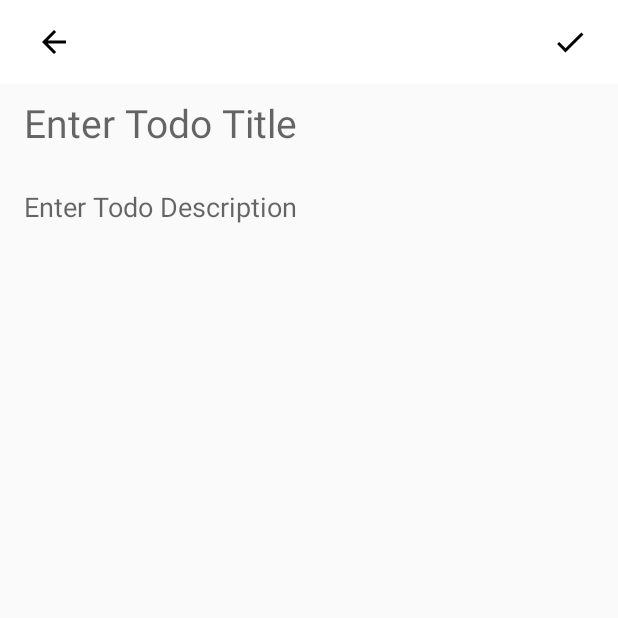
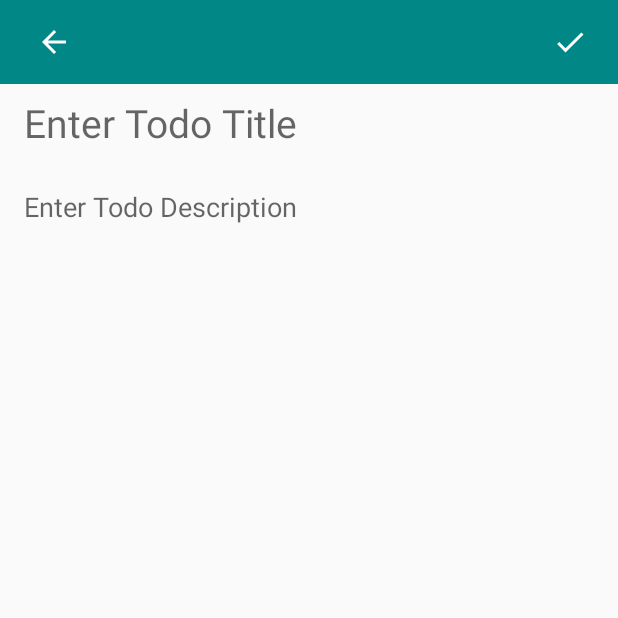
Before and after one commit to ImashaWijewardane/Task-Management-App, an Android app built with Jetpack Compose: the AddTodoActivity screen opened directly, with no data from a screen before it, on a phone screen of 412 x 824 dp, the top half of it. Run offline under Robolectric (Android 15) with nearby library versions, the phone set to English and light mode, and no system bars.

Commit message:
Toolbar and icons color changed

```diff
--- a/app/src/main/res/layout/activity_add_todo.xml
+++ b/app/src/main/res/layout/activity_add_todo.xml
@@ -10,7 +10,7 @@
         android:id="@+id/toolbar"
         android:layout_width="0dp"
         android:layout_height="wrap_content"
-        android:background="@color/white"
+        android:background="@color/teal_700"
         android:minHeight="?attr/actionBarSize"
         android:theme="?attr/actionBarTheme"
         app:layout_constraintEnd_toEndOf="parent"
@@ -26,7 +26,8 @@
                 android:layout_width="wrap_content"
                 android:layout_height="wrap_content"
                 android:padding="8dp"
-                app:srcCompat="@drawable/baseline_arrow_back_24" />
+                app:srcCompat="@drawable/baseline_arrow_back_24"
+                app:tint="@android:color/white"/>
 
             <ImageView
                 android:id="@+id/img_check"
@@ -35,7 +36,8 @@
                 android:layout_alignParentEnd="true"
                 android:layout_marginEnd="12dp"
                 android:padding="8dp"
-                app:srcCompat="@drawable/baseline_check_24" />
+                app:srcCompat="@drawable/baseline_check_24"
+                app:tint="@android:color/white"/>
 
             <ImageView
                 android:id="@+id/img_delete"
@@ -44,7 +46,8 @@
                 android:layout_marginEnd="12dp"
                 android:layout_toLeftOf="@+id/img_check"
                 android:padding="8dp"
-                app:srcCompat="@drawable/baseline_delete_24" />
+                app:srcCompat="@drawable/baseline_delete_24"
+                app:tint="@android:color/white"/>
 
         </RelativeLayout>
     </androidx.appcompat.widget.Toolbar>
```
